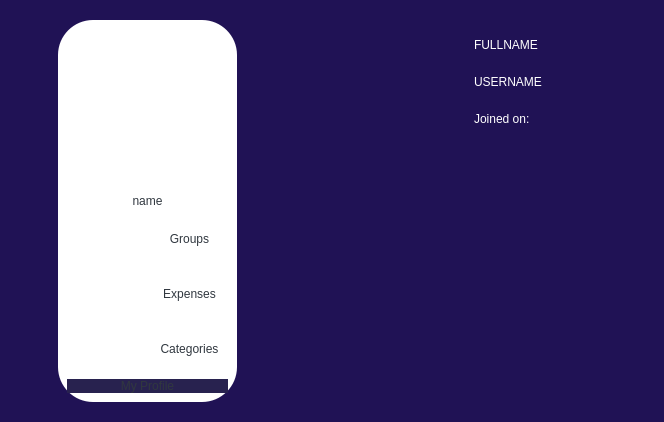
The window that project/profiledialog.ui (DikshyaL/SEM-PROJECT) describes before a commit, drawn with Qt 5.
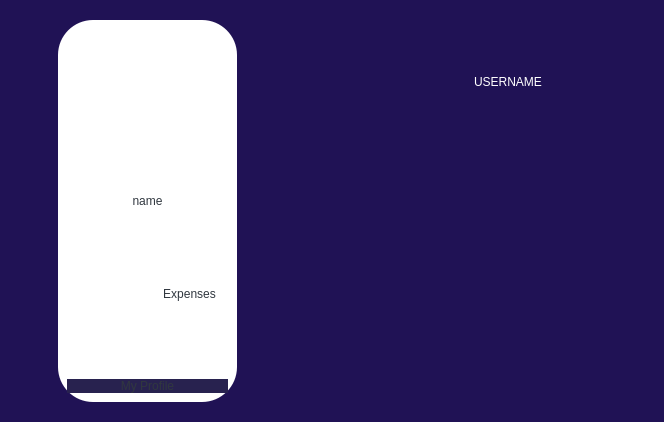
The same window after the commit. Icons and pictures are not drawn.

Patch:
```diff
--- a/project/profiledialog.ui
+++ b/project/profiledialog.ui
@@ -214,40 +214,6 @@
            <layout class="QVBoxLayout" name="verticalLayout_3">
             <item>
              <layout class="QVBoxLayout" name="verticalLayout_2">
-              <item>
-               <layout class="QHBoxLayout" name="horizontalLayout_3">
-                <item>
-                 <widget class="QFrame" name="frame_2">
-                  <property name="styleSheet">
-                   <string notr="true">image: url(:/res/Screenshot 2023-11-01 115602.png);
-border:0px;</string>
-                  </property>
-                  <property name="frameShape">
-                   <enum>QFrame::StyledPanel</enum>
-                  </property>
-                  <property name="frameShadow">
-                   <enum>QFrame::Raised</enum>
-                  </property>
-                 </widget>
-                </item>
-                <item>
-                 <widget class="QPushButton" name="pushButton_9">
-                  <property name="sizePolicy">
-                   <sizepolicy hsizetype="Preferred" vsizetype="Preferred">
-                    <horstretch>0</horstretch>
-                    <verstretch>0</verstretch>
-                   </sizepolicy>
-                  </property>
-                  <property name="styleSheet">
-                   <string notr="true">font: 700 12pt &quot;Segoe UI&quot;;</string>
-                  </property>
-                  <property name="text">
-                   <string>Groups</string>
-                  </property>
-                 </widget>
-                </item>
-               </layout>
-              </item>
               <item>
                <layout class="QHBoxLayout" name="horizontalLayout_4">
                 <item>
@@ -281,39 +247,6 @@
                 </item>
                </layout>
               </item>
-              <item>
-               <layout class="QHBoxLayout" name="horizontalLayout_5">
-                <item>
-                 <widget class="QFrame" name="frame_4">
-                  <property name="styleSheet">
-                   <string notr="true">image: url(:/res/Screenshot 2023-11-01 115743.png);</string>
-                  </property>
-                  <property name="frameShape">
-                   <enum>QFrame::StyledPanel</enum>
-                  </property>
-                  <property name="frameShadow">
-                   <enum>QFrame::Raised</enum>
-                  </property>
-                 </widget>
-                </item>
-                <item>
-                 <widget class="QPushButton" name="pushButton_11">
-                  <property name="sizePolicy">
-                   <sizepolicy hsizetype="Preferred" vsizetype="Preferred">
-                    <horstretch>0</horstretch>
-                    <verstretch>0</verstretch>
-                   </sizepolicy>
-                  </property>
-                  <property name="styleSheet">
-                   <string notr="true">font: 700 12pt &quot;Segoe UI&quot;;</string>
-                  </property>
-                  <property name="text">
-                   <string>Categories</string>
-                  </property>
-                 </widget>
-                </item>
-               </layout>
-              </item>
              </layout>
             </item>
             <item>
@@ -430,16 +363,6 @@
          <layout class="QHBoxLayout" name="horizontalLayout_6">
           <item>
            <layout class="QVBoxLayout" name="verticalLayout_8">
-            <item>
-             <widget class="QLabel" name="label_3">
-              <property name="styleSheet">
-               <string notr="true">font: 700 12pt &quot;Segoe UI&quot;;</string>
-              </property>
-              <property name="text">
-               <string>FULLNAME</string>
-              </property>
-             </widget>
-            </item>
             <item>
              <widget class="QLabel" name="label_4">
               <property name="text">
@@ -447,13 +370,6 @@
               </property>
              </widget>
             </item>
-            <item>
-             <widget class="QLabel" name="label_5">
-              <property name="text">
-               <string>Joined on:</string>
-              </property>
-             </widget>
-            </item>
            </layout>
           </item>
          </layout>
```
Left out of the diff: 7 changed lines with no effect on the pictures.
